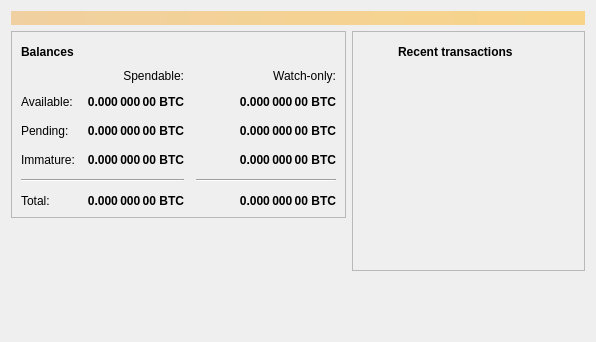
Above: src/qt/forms/overviewpage.ui from syscoin/syscoin before the change. Below: the same form after it.
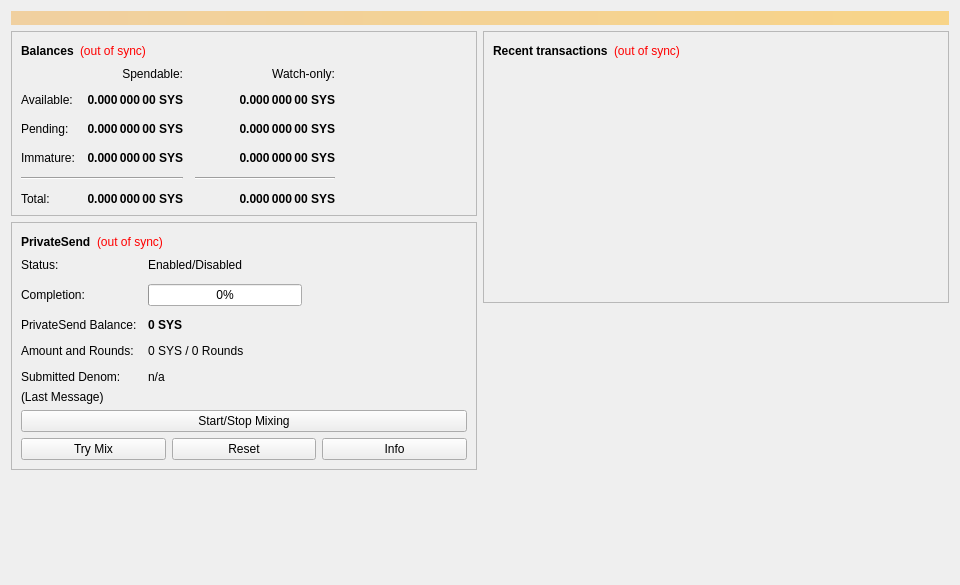
That is the form after the change.

```diff
--- a/src/qt/forms/overviewpage.ui
+++ b/src/qt/forms/overviewpage.ui
@@ -6,10 +6,16 @@
    <rect>
     <x>0</x>
     <y>0</y>
-    <width>596</width>
-    <height>342</height>
+    <width>960</width>
+    <height>585</height>
    </rect>
   </property>
+  <property name="minimumSize">
+   <size>
+    <width>960</width>
+    <height>0</height>
+   </size>
+  </property>
   <property name="windowTitle">
    <string>Form</string>
   </property>
@@ -59,30 +65,18 @@
              </widget>
             </item>
             <item>
-             <widget class="QPushButton" name="labelWalletStatus">
-              <property name="enabled">
-               <bool>false</bool>
-              </property>
-              <property name="maximumSize">
-               <size>
-                <width>30</width>
-                <height>16777215</height>
-               </size>
-              </property>
+             <widget class="QLabel" name="labelWalletStatus">
               <property name="toolTip">
                <string>The displayed information may be out of date. Your wallet automatically synchronizes with the Syscoin network after a connection is established, but this process has not completed yet.</string>
               </property>
+              <property name="styleSheet">
+               <string notr="true">QLabel { color: red; }</string>
+              </property>
               <property name="text">
-               <string/>
+               <string notr="true">(out of sync)</string>
               </property>
-              <property name="iconSize">
-               <size>
-                <width>24</width>
-                <height>24</height>
-               </size>
-              </property>
-              <property name="flat">
-               <bool>true</bool>
+              <property name="alignment">
+               <set>Qt::AlignLeading|Qt::AlignLeft|Qt::AlignVCenter</set>
               </property>
              </widget>
             </item>
@@ -121,7 +115,7 @@
                <string>Unconfirmed transactions to watch-only addresses</string>
               </property>
               <property name="text">
-               <string notr="true">0.000 000 00 BTC</string>
+               <string notr="true">0.000 000 00 SYS</string>
               </property>
               <property name="alignment">
                <set>Qt::AlignRight|Qt::AlignTrailing|Qt::AlignVCenter</set>
@@ -146,7 +140,7 @@
                <string>Total of transactions that have yet to be confirmed, and do not yet count toward the spendable balance</string>
               </property>
               <property name="text">
-               <string notr="true">0.000 000 00 BTC</string>
+               <string notr="true">0.000 000 00 SYS</string>
               </property>
               <property name="alignment">
                <set>Qt::AlignRight|Qt::AlignTrailing|Qt::AlignVCenter</set>
@@ -171,7 +165,7 @@
                <string>Mined balance in watch-only addresses that has not yet matured</string>
               </property>
               <property name="text">
-               <string notr="true">0.000 000 00 BTC</string>
+               <string notr="true">0.000 000 00 SYS</string>
               </property>
               <property name="alignment">
                <set>Qt::AlignRight|Qt::AlignTrailing|Qt::AlignVCenter</set>
@@ -229,7 +223,7 @@
                <string>Mined balance that has not yet matured</string>
               </property>
               <property name="text">
-               <string notr="true">0.000 000 00 BTC</string>
+               <string notr="true">0.000 000 00 SYS</string>
               </property>
               <property name="alignment">
                <set>Qt::AlignRight|Qt::AlignTrailing|Qt::AlignVCenter</set>
@@ -274,7 +268,7 @@
                <string>Your current total balance</string>
               </property>
               <property name="text">
-               <string notr="true">0.000 000 00 BTC</string>
+               <string notr="true">0.000 000 00 SYS</string>
               </property>
               <property name="alignment">
                <set>Qt::AlignRight|Qt::AlignTrailing|Qt::AlignVCenter</set>
@@ -299,7 +293,7 @@
                <string>Current total balance in watch-only addresses</string>
               </property>
               <property name="text">
-               <string notr="true">0.000 000 00 BTC</string>
+               <string notr="true">0.000 000 00 SYS</string>
               </property>
               <property name="alignment">
                <set>Qt::AlignRight|Qt::AlignTrailing|Qt::AlignVCenter</set>
@@ -341,7 +335,7 @@
                <string>Your current spendable balance</string>
               </property>
               <property name="text">
-               <string notr="true">0.000 000 00 BTC</string>
+               <string notr="true">0.000 000 00 SYS</string>
               </property>
               <property name="alignment">
                <set>Qt::AlignRight|Qt::AlignTrailing|Qt::AlignVCenter</set>
@@ -366,7 +360,7 @@
                <string>Your current balance in watch-only addresses</string>
               </property>
               <property name="text">
-               <string notr="true">0.000 000 00 BTC</string>
+               <string notr="true">0.000 000 00 SYS</string>
               </property>
               <property name="alignment">
                <set>Qt::AlignRight|Qt::AlignTrailing|Qt::AlignVCenter</set>
@@ -398,6 +392,250 @@
          </layout>
         </widget>
        </item>
+       <item>
+        <widget class="QFrame" name="framePrivateSend">
+         <property name="layoutDirection">
+          <enum>Qt::LeftToRight</enum>
+         </property>
+         <property name="frameShape">
+          <enum>QFrame::StyledPanel</enum>
+         </property>
+         <property name="frameShadow">
+          <enum>QFrame::Raised</enum>
+         </property>
+         <layout class="QVBoxLayout" name="VerticalLayout_PS1">
+          <item>
+           <layout class="QHBoxLayout" name="horizontalLayout_5">
+            <item>
+             <widget class="QLabel" name="labelPrivateSendHeader">
+              <property name="font">
+               <font>
+                <weight>75</weight>
+                <bold>true</bold>
+               </font>
+              </property>
+              <property name="text">
+               <string>PrivateSend</string>
+              </property>
+             </widget>
+            </item>
+            <item>
+             <widget class="QLabel" name="labelPrivateSendSyncStatus">
+              <property name="toolTip">
+               <string>The displayed information may be out of date. Your wallet automatically synchronizes with the Syscoin network after a connection is established, but this process has not completed yet.</string>
+              </property>
+              <property name="styleSheet">
+               <string notr="true">QLabel { color: red; }</string>
+              </property>
+              <property name="text">
+               <string notr="true">(out of sync)</string>
+              </property>
+              <property name="alignment">
+               <set>Qt::AlignLeading|Qt::AlignLeft|Qt::AlignVCenter</set>
+              </property>
+             </widget>
+            </item>
+            <item>
+             <spacer name="horizontalSpacer_4">
+              <property name="orientation">
+               <enum>Qt::Horizontal</enum>
+              </property>
+              <property name="sizeHint" stdset="0">
+               <size>
+                <width>40</width>
+                <height>20</height>
+               </size>
+              </property>
+             </spacer>
+            </item>
+           </layout>
+          </item>
+          <item>
+           <layout class="QFormLayout" name="privateSendFormLayout">
+            <property name="fieldGrowthPolicy">
+             <enum>QFormLayout::AllNonFixedFieldsGrow</enum>
+            </property>
+            <property name="horizontalSpacing">
+             <number>11</number>
+            </property>
+            <property name="verticalSpacing">
+             <number>12</number>
+            </property>
+            <item row="0" column="0">
+             <widget class="QLabel" name="labelPrivateSendEnabledText">
+              <property name="text">
+               <string>Status:</string>
+              </property>
+             </widget>
+            </item>
+            <item row="0" column="1">
+             <widget class="QLabel" name="labelPrivateSendEnabled">
+              <property name="text">
+               <string>Enabled/Disabled</string>
+              </property>
+             </widget>
+            </item>
+            <item row="1" column="0">
+             <widget class="QLabel" name="labelCompletitionText">
+              <property name="text">
+               <string>Completion:</string>
+              </property>
+             </widget>
+            </item>
+            <item row="1" column="1">
+             <widget class="QProgressBar" name="privateSendProgress">
+              <property name="maximumSize">
+               <size>
+                <width>154</width>
+                <height>16777215</height>
+               </size>
+              </property>
+              <property name="value">
+               <number>0</number>
+              </property>
+             </widget>
+            </item>
+            <item row="2" column="0">
+             <widget class="QLabel" name="labelAnonymizedText">
+              <property name="text">
+               <string>PrivateSend Balance:</string>
+              </property>
+             </widget>
+            </item>
+            <item row="2" column="1">
+             <widget class="QLabel" name="labelAnonymized">
+              <property name="font">
+               <font>
+                <weight>75</weight>
+                <bold>true</bold>
+               </font>
+              </property>
+              <property name="text">
+               <string notr="true">0 SYS</string>
+              </property>
+             </widget>
+            </item>
+            <item row="3" column="0">
+             <widget class="QLabel" name="labelAmountAndRoundsText">
+              <property name="text">
+               <string>Amount and Rounds:</string>
+              </property>
+             </widget>
+            </item>
+            <item row="3" column="1">
+             <widget class="QLabel" name="labelAmountRounds">
+              <property name="text">
+               <string>0 SYS / 0 Rounds</string>
+              </property>
+             </widget>
+            </item>
+            <item row="4" column="0">
+             <widget class="QLabel" name="labelSubmittedDenomText">
+              <property name="text">
+               <string>Submitted Denom:</string>
+              </property>
+             </widget>
+            </item>
+            <item row="4" column="1">
+             <widget class="QLabel" name="labelSubmittedDenom">
+              <property name="toolTip">
+               <string>The denominations you submitted to the Masternode.&lt;br&gt;To mix, other users must submit the exact same denominations.</string>
+              </property>
+              <property name="text">
+               <string>n/a</string>
+              </property>
+             </widget>
+            </item>
+           </layout>
+          </item>
+          <item>
+           <layout class="QVBoxLayout" name="VerticalLayout_PS">
+            <item>
+             <widget class="QLabel" name="labelPrivateSendLastMessage">
+              <property name="text">
+               <string>(Last Message)</string>
+              </property>
+              <property name="alignment">
+               <set>Qt::AlignLeading|Qt::AlignLeft|Qt::AlignTop</set>
+              </property>
+              <property name="wordWrap">
+               <bool>true</bool>
+              </property>
+             </widget>
+            </item>
+            <item>
+             <widget class="QPushButton" name="togglePrivateSend">
+              <property name="sizePolicy">
+               <sizepolicy hsizetype="MinimumExpanding" vsizetype="Fixed">
+                <horstretch>0</horstretch>
+                <verstretch>0</verstretch>
+               </sizepolicy>
+              </property>
+              <property name="text">
+               <string>Start/Stop Mixing</string>
+              </property>
+             </widget>
+            </item>
+            <item>
+             <layout class="QHBoxLayout" name="horizontalLayout_debugbuttons">
+              <item>
+               <widget class="QPushButton" name="privateSendAuto">
+                <property name="sizePolicy">
+                 <sizepolicy hsizetype="MinimumExpanding" vsizetype="Fixed">
+                  <horstretch>0</horstretch>
+                  <verstretch>0</verstretch>
+                 </sizepolicy>
+                </property>
+                <property name="toolTip">
+                 <string>Try to manually submit a PrivateSend request.</string>
+                </property>
+                <property name="text">
+                 <string>Try Mix</string>
+                </property>
+               </widget>
+              </item>
+              <item>
+               <widget class="QPushButton" name="privateSendReset">
+                <property name="sizePolicy">
+                 <sizepolicy hsizetype="MinimumExpanding" vsizetype="Fixed">
+                  <horstretch>0</horstretch>
+                  <verstretch>0</verstretch>
+                 </sizepolicy>
+                </property>
+                <property name="toolTip">
+                 <string>Reset the current status of PrivateSend (can interrupt PrivateSend if it's in the process of Mixing, which can cost you money!)</string>
+                </property>
+                <property name="autoFillBackground">
+                 <bool>false</bool>
+                </property>
+                <property name="text">
+                 <string>Reset</string>
+                </property>
+               </widget>
+              </item>
+              <item>
+               <widget class="QPushButton" name="privateSendInfo">
+                <property name="sizePolicy">
+                 <sizepolicy hsizetype="MinimumExpanding" vsizetype="Fixed">
+                  <horstretch>0</horstretch>
+                  <verstretch>0</verstretch>
+                 </sizepolicy>
+                </property>
+                <property name="toolTip">
+                 <string>Information about PrivateSend and Mixing</string>
+                </property>
+                <property name="text">
+                 <string>Info</string>
+                </property>
+               </widget>
+              </item>
+             </layout>
+            </item>
+           </layout>
+          </item>
+         </layout>
+        </widget>
+       </item>
        <item>
         <spacer name="verticalSpacer">
          <property name="orientation">
@@ -426,40 +664,6 @@
          <layout class="QVBoxLayout" name="verticalLayout">
           <item>
            <layout class="QHBoxLayout" name="horizontalLayout_2">
-            <item>
-             <widget class="QPushButton" name="labelTransactionsStatus">
-              <property name="enabled">
-               <bool>false</bool>
-              </property>
-              <property name="sizePolicy">
-               <sizepolicy hsizetype="Minimum" vsizetype="Fixed">
-                <horstretch>0</horstretch>
-                <verstretch>0</verstretch>
-               </sizepolicy>
-              </property>
-              <property name="maximumSize">
-               <size>
-                <width>30</width>
-                <height>16777215</height>
-               </size>
-              </property>
-              <property name="toolTip">
-               <string>The displayed information may be out of date. Your wallet automatically synchronizes with the Syscoin network after a connection is established, but this process has not completed yet.</string>
-              </property>
-              <property name="text">
-               <string/>
-              </property>
-              <property name="iconSize">
-               <size>
-                <width>24</width>
-                <height>24</height>
-               </size>
-              </property>
-              <property name="flat">
-               <bool>true</bool>
-              </property>
-             </widget>
-            </item>
             <item>
              <widget class="QLabel" name="label_4">
               <property name="font">
@@ -473,6 +677,22 @@
               </property>
              </widget>
             </item>
+            <item>
+             <widget class="QLabel" name="labelTransactionsStatus">
+              <property name="toolTip">
+               <string>The displayed information may be out of date. Your wallet automatically synchronizes with the Syscoin network after a connection is established, but this process has not completed yet.</string>
+              </property>
+              <property name="styleSheet">
+               <string notr="true">QLabel { color: red; }</string>
+              </property>
+              <property name="text">
+               <string notr="true">(out of sync)</string>
+              </property>
+              <property name="alignment">
+               <set>Qt::AlignLeading|Qt::AlignLeft|Qt::AlignVCenter</set>
+              </property>
+             </widget>
+            </item>
             <item>
              <spacer name="horizontalSpacer">
               <property name="orientation">
```
Left out of the diff: 2 changed lines with no effect on the pictures.
